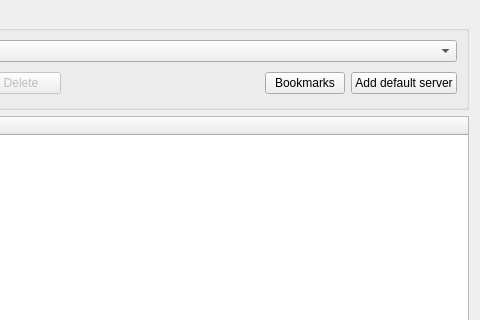
Above: qgswpsgui.ui from sourcepole/qgis-wps-client before the change; both pictures show x 300 to 780 and y 0 to 320 of the 780 by 604 pixel window. Below: the same form after it.
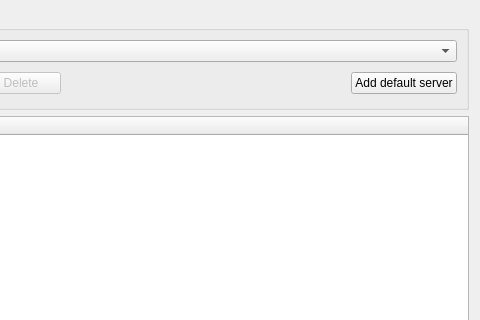
That is the form after the change.

Commit message: Bookmarks wieder entfernt

```diff
--- a/qgswpsgui.ui
+++ b/qgswpsgui.ui
@@ -160,13 +160,6 @@
         </property>
        </widget>
       </item>
-      <item row="1" column="5">
-       <widget class="QPushButton" name="btnBookmark">
-        <property name="text">
-         <string>Bookmarks</string>
-        </property>
-       </widget>
-      </item>
      </layout>
     </widget>
    </item>
```
Left out of the diff: 4 changed lines with no effect on the pictures.
